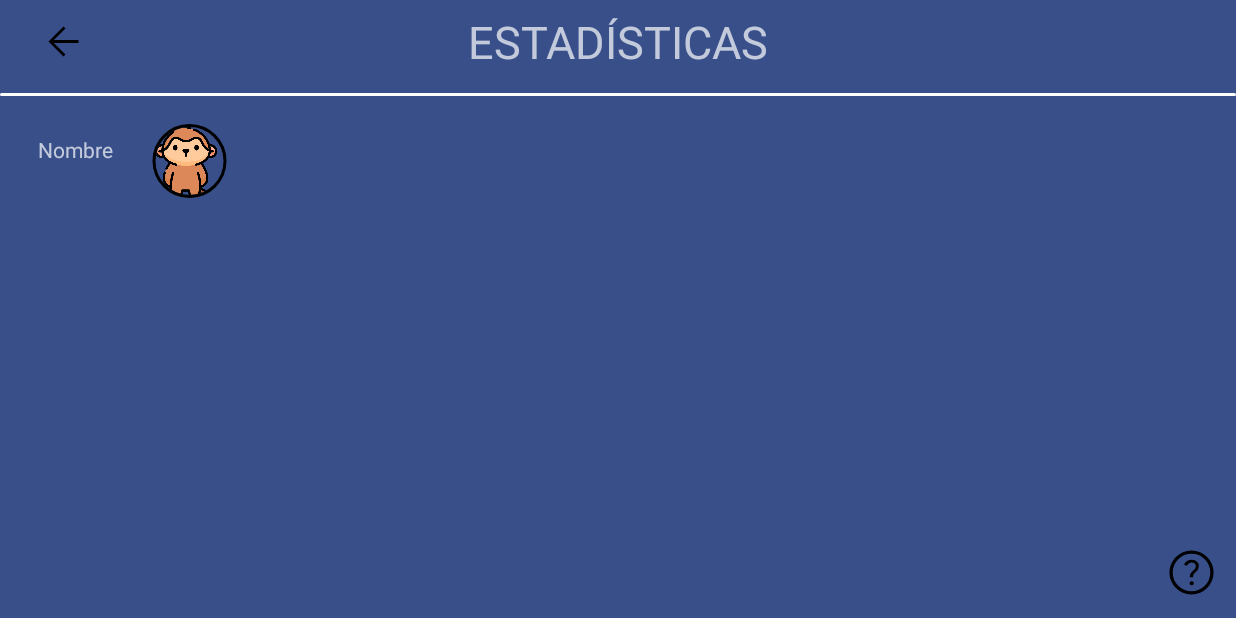
After one commit to Israelpzl/tfg-pozer-ascocascano, an Android app: the StadisticActivity screen opened directly, with no data from a screen before it, on a phone screen of 824 x 412 dp (held sideways). The commit adds this screen. Run offline under Robolectric (Android 15) with nearby library versions, the phone set to English and light mode, and no system bars; our stand-ins replace CircleImageView, Firebase (no records; nobody signed in at launch, a user with empty details on screens opened directly); pictures from the network do not load; 2 statements that could not run were skipped.

Commit message:
add stadisticActivity + listener in listPatient

```diff
--- a/app/src/main/java/com/example/leeconmonclick/professional/leeconmonclick/professional/HomeProfesionalActivity.java
+++ b/app/src/main/java/com/example/leeconmonclick/professional/leeconmonclick/professional/HomeProfesionalActivity.java
@@ -151,7 +151,7 @@ public class HomeProfesionalActivity extends AppCompatActivity {
 
 
     public void goListPatient(View v){
-        Intent helpIntent = new Intent(this, ListPatientActivity.class);
+        Intent helpIntent = new Intent(this, PatientListActivity.class);
         startActivity(helpIntent);
     }
 
--- a/app/src/main/java/com/example/leeconmonclick/professional/leeconmonclick/professional/RegisterProfessionalActivity.java
+++ b/app/src/main/java/com/example/leeconmonclick/professional/leeconmonclick/professional/RegisterProfessionalActivity.java
@@ -38,6 +38,7 @@ public class RegisterProfessionalActivity extends AppCompatActivity {
         super.onCreate(savedInstanceState);
         setContentView(R.layout.activity_register_professional2);
         getWindow().setFlags(WindowManager.LayoutParams.FLAG_FULLSCREEN,WindowManager.LayoutParams.FLAG_FULLSCREEN);
+        databaseReference = FirebaseDatabase.getInstance().getReference();
     }
 
 
@@ -59,7 +60,7 @@ public class RegisterProfessionalActivity extends AppCompatActivity {
                 public void onComplete(@NonNull Task<AuthResult> task) {
                     if(task.isSuccessful()){
 
-                        databaseReference = FirebaseDatabase.getInstance().getReference();
+
 
                         FirebaseUser user = firebaseAuth.getCurrentUser();
                         user.sendEmailVerification();
--- /dev/null
+++ b/app/src/main/java/com/example/leeconmonclick/professional/leeconmonclick/professional/StadisticActivity.java
@@ -0,0 +1,93 @@
+package com.example.leeconmonclick.professional.leeconmonclick.professional;
+
+import androidx.annotation.NonNull;
+import androidx.appcompat.app.AppCompatActivity;
+
+import android.content.Context;
+import android.content.Intent;
+import android.os.Bundle;
+import android.view.View;
+import android.view.WindowManager;
+import android.widget.TextView;
+
+import com.bumptech.glide.Glide;
+import com.example.leeconmonclick.HelpActivity;
+import com.example.leeconmonclick.R;
+import com.google.firebase.database.DataSnapshot;
+import com.google.firebase.database.DatabaseError;
+import com.google.firebase.database.DatabaseReference;
+import com.google.firebase.database.FirebaseDatabase;
+import com.google.firebase.database.ValueEventListener;
+
+import de.hdodenhof.circleimageview.CircleImageView;
+
+public class StadisticActivity extends AppCompatActivity {
+
+    private DatabaseReference databaseReference;
+    private TextView namePatient;
+    private Bundle data;
+    private CircleImageView iconPatient;
+    private Context context= this;
+
+    @Override
+    protected void onCreate(Bundle savedInstanceState) {
+        super.onCreate(savedInstanceState);
+        setContentView(R.layout.activity_stadistic);
+        getWindow().setFlags(WindowManager.LayoutParams.FLAG_FULLSCREEN,WindowManager.LayoutParams.FLAG_FULLSCREEN);
+
+        databaseReference = FirebaseDatabase.getInstance().getReference();
+        data = getIntent().getExtras();
+        findElement();
+
+        getUserPatient();
+
+
+    }
+
+    public void getUserPatient(){
+
+        namePatient.setText(data.getString("userPatient"));
+
+       databaseReference.child("userPatient").child(data.getString("userPatient")).addValueEventListener(new ValueEventListener() {
+            @Override
+            public void onDataChange(@NonNull DataSnapshot snapshot) {
+
+                namePatient.setText(snapshot.child("namePatient").getValue().toString());
+                String icon = snapshot.child("icon").getValue().toString();
+                databaseReference.child("iconPatient").addValueEventListener(new ValueEventListener() {
+                    @Override
+                    public void onDataChange(@NonNull DataSnapshot snapshot) {
+                        Glide.with(context).load(snapshot.child(icon).getValue().toString()).into(iconPatient);
+                    }
+
+                    @Override
+                    public void onCancelled(@NonNull DatabaseError error) {
+
+                    }
+                });
+            }
+
+            @Override
+            public void onCancelled(@NonNull DatabaseError error) {
+
+            }
+        });
+
+
+    }
+
+    private void findElement(){
+        namePatient = findViewById(R.id.namePatient);
+        iconPatient = findViewById(R.id.iconPatientId);
+    }
+
+
+
+    public void goHelp(View v){
+        Intent helpIntent = new Intent(this, HelpActivity.class);
+        startActivity(helpIntent);
+    }
+    public void goBack(View v){
+        finish();
+    }
+}
--- a/app/src/main/java/es/leerconmonclick/util/JavaMail.java
+++ b/app/src/main/java/es/leerconmonclick/util/JavaMail.java
@@ -6,7 +6,7 @@ import android.content.Intent;
 import android.os.AsyncTask;
 import android.widget.Toast;
 
-import com.example.leeconmonclick.professional.leeconmonclick.professional.ListPatientActivity;
+import com.example.leeconmonclick.professional.leeconmonclick.professional.PatientListActivity;
 
 import java.util.Properties;
 
@@ -57,7 +57,7 @@ public class JavaMail extends AsyncTask<Void,Void,Void> {
 
         mProgressDialog.dismiss();
         Toast.makeText(mContext,"Usuario Paciente Creado",Toast.LENGTH_SHORT).show();
-        Intent homeProfesionalIntent = new Intent(mContext, ListPatientActivity.class);
+        Intent homeProfesionalIntent = new Intent(mContext, PatientListActivity.class);
         mContext.startActivity(homeProfesionalIntent);
     }
 
--- a/app/src/main/res/layout/activity_list_patient.xml
+++ b/app/src/main/res/layout/activity_list_patient.xml
@@ -5,7 +5,7 @@
     android:layout_width="match_parent"
     android:layout_height="match_parent"
     android:id="@+id/listPatient"
-    tools:context=".professional.leeconmonclick.professional.ListPatientActivity"
+    tools:context=".professional.leeconmonclick.professional.PatientListActivity"
     android:background="@color/background">
 
 
--- /dev/null
+++ b/app/src/main/res/layout/activity_stadistic.xml
@@ -0,0 +1,94 @@
+<?xml version="1.0" encoding="utf-8"?>
+<androidx.constraintlayout.widget.ConstraintLayout xmlns:android="http://schemas.android.com/apk/res/android"
+    xmlns:app="http://schemas.android.com/apk/res-auto"
+    xmlns:tools="http://schemas.android.com/tools"
+    android:layout_width="match_parent"
+    android:layout_height="match_parent"
+    tools:context=".professional.leeconmonclick.professional.StadisticActivity"
+    android:background="@color/background">
+
+    <de.hdodenhof.circleimageview.CircleImageView
+        android:id="@+id/iconPatientId"
+        android:layout_width="51dp"
+        android:layout_height="49dp"
+        android:layout_marginTop="10dp"
+        android:src="@drawable/mono"
+        app:civ_border_color="#FF000000"
+        app:civ_border_width="2dp"
+        app:layout_constraintBottom_toBottomOf="parent"
+        app:layout_constraintEnd_toEndOf="parent"
+        app:layout_constraintHorizontal_bias="0.13"
+        app:layout_constraintStart_toStartOf="parent"
+        app:layout_constraintTop_toBottomOf="@+id/view8"
+        app:layout_constraintVertical_bias="0.031" />
+
+    <View
+        android:id="@+id/view8"
+        android:layout_width="fill_parent"
+        android:layout_height="2dp"
+        android:background="@drawable/separator"
+        app:layout_constraintBottom_toBottomOf="parent"
+        app:layout_constraintEnd_toEndOf="parent"
+        app:layout_constraintHorizontal_bias="0.0"
+        app:layout_constraintStart_toStartOf="parent"
+        app:layout_constraintTop_toBottomOf="@+id/tittleContentListId3"
+        app:layout_constraintVertical_bias="0.014" />
+
+    <TextView
+        android:id="@+id/tittleContentListId3"
+        android:layout_width="300dp"
+        android:layout_height="50dp"
+        android:text="ESTADÍSTICAS"
+        android:textAlignment="center"
+        android:textSize="30dp"
+        app:layout_constraintBottom_toBottomOf="parent"
+        app:layout_constraintEnd_toEndOf="parent"
+        app:layout_constraintStart_toStartOf="parent"
+        app:layout_constraintTop_toTopOf="parent"
+        app:layout_constraintVertical_bias="0.021" />
+
+    <ImageButton
+        android:id="@+id/btnImageBackScreenId16"
+        android:layout_width="30dp"
+        android:layout_height="30dp"
+        android:layout_marginStart="10dp"
+        android:layout_marginTop="10dp"
+        android:background="@null"
+        android:onClick="goBack"
+        app:layout_constraintBottom_toBottomOf="parent"
+        app:layout_constraintEnd_toEndOf="parent"
+        app:layout_constraintHorizontal_bias="0.022"
+        app:layout_constraintStart_toStartOf="parent"
+        app:layout_constraintTop_toTopOf="parent"
+        app:layout_constraintVertical_bias="0.007"
+        app:srcCompat="@drawable/ic_arrow_back_android" />
+
+    <ImageButton
+        android:id="@+id/imageButton6"
+        android:layout_width="39dp"
+        android:layout_height="43dp"
+        android:layout_marginEnd="10dp"
+        android:background="@null"
+        android:onClick="goHelp"
+        app:layout_constraintBottom_toBottomOf="parent"
+        app:layout_constraintEnd_toEndOf="parent"
+        app:layout_constraintHorizontal_bias="1.0"
+        app:layout_constraintStart_toStartOf="parent"
+        app:layout_constraintTop_toTopOf="parent"
+        app:layout_constraintVertical_bias="0.976"
+        app:srcCompat="@drawable/ic_help" />
+
+    <TextView
+        android:id="@+id/namePatient"
+        android:layout_width="wrap_content"
+        android:layout_height="wrap_content"
+        android:layout_marginTop="10dp"
+        android:layout_marginEnd="8dp"
+        android:text="Nombre"
+        app:layout_constraintBottom_toBottomOf="parent"
+        app:layout_constraintEnd_toStartOf="@+id/iconPatientId"
+        app:layout_constraintHorizontal_bias="0.587"
+        app:layout_constraintStart_toStartOf="parent"
+        app:layout_constraintTop_toBottomOf="@+id/view8"
+        app:layout_constraintVertical_bias="0.05" />
+</androidx.constraintlayout.widget.ConstraintLayout>
```
Also changed, not shown: app/src/main/AndroidManifest.xml (+7 -3 lines), app/src/main/java/com/example/leeconmonclick/professional/leeconmonclick/professional/PatientListActivity.java (renamed from app/src/main/java/com/example/leeconmonclick/professional/leeconmonclick/professional/ListPatientActivity.java, +13 -3 lines), app/src/main/java/es/leerconmonclick/util/ListAdapterUserPatient.java (+15 -1 lines).
